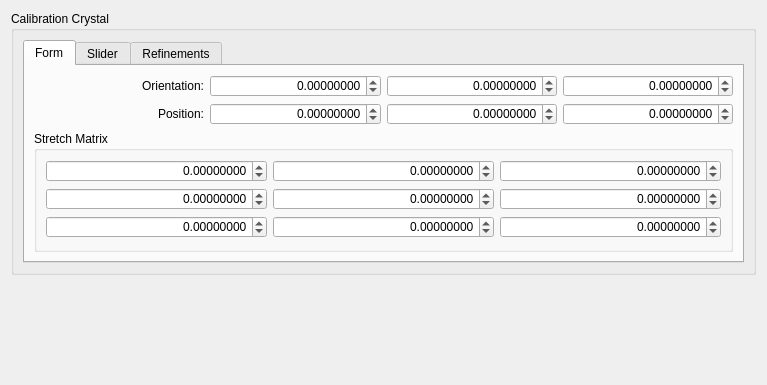
Qt form hexrd/ui/resources/ui/calibration_crystal_editor.ui (HEXRD/hexrdgui) before a commit.
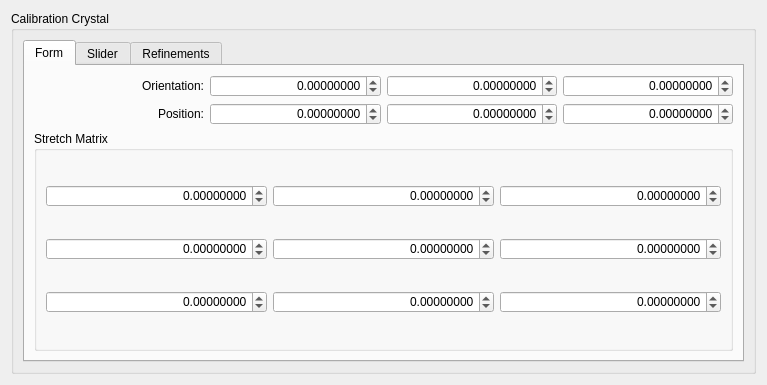
The same form after that commit. Custom widgets are drawn as their Qt base class.

Commit message:
Use minimum size policies for crystal editor
This allows other widgets to expand instead of this one when a dialog
is enlarged. We really don't need this one to be bigger...

The edit to the form file:
```diff
--- a/hexrd/ui/resources/ui/calibration_crystal_editor.ui
+++ b/hexrd/ui/resources/ui/calibration_crystal_editor.ui
@@ -10,6 +10,12 @@
     <height>385</height>
    </rect>
   </property>
+  <property name="sizePolicy">
+   <sizepolicy hsizetype="Minimum" vsizetype="Minimum">
+    <horstretch>0</horstretch>
+    <verstretch>0</verstretch>
+   </sizepolicy>
+  </property>
   <property name="minimumSize">
    <size>
     <width>0</width>
@@ -26,6 +32,12 @@
   <layout class="QVBoxLayout" name="verticalLayout_4">
    <item>
     <widget class="QGroupBox" name="calibration_crystal_group_box">
+     <property name="sizePolicy">
+      <sizepolicy hsizetype="Minimum" vsizetype="Minimum">
+       <horstretch>0</horstretch>
+       <verstretch>0</verstretch>
+      </sizepolicy>
+     </property>
      <property name="title">
       <string>Calibration Crystal</string>
      </property>
@@ -36,7 +48,7 @@
          <bool>true</bool>
         </property>
         <property name="sizePolicy">
-         <sizepolicy hsizetype="Preferred" vsizetype="Preferred">
+         <sizepolicy hsizetype="Minimum" vsizetype="Minimum">
           <horstretch>0</horstretch>
           <verstretch>0</verstretch>
          </sizepolicy>
@@ -51,6 +63,12 @@
          <number>0</number>
         </property>
         <widget class="QWidget" name="form_tab">
+         <property name="sizePolicy">
+          <sizepolicy hsizetype="Minimum" vsizetype="Minimum">
+           <horstretch>0</horstretch>
+           <verstretch>0</verstretch>
+          </sizepolicy>
+         </property>
          <attribute name="title">
           <string>Form</string>
          </attribute>
@@ -510,19 +528,6 @@
      </layout>
     </widget>
    </item>
-   <item>
-    <spacer name="verticalSpacer_3">
-     <property name="orientation">
-      <enum>Qt::Vertical</enum>
-     </property>
-     <property name="sizeHint" stdset="0">
-      <size>
-       <width>20</width>
-       <height>203</height>
-      </size>
-     </property>
-    </spacer>
-   </item>
   </layout>
  </widget>
  <customwidgets>
```
